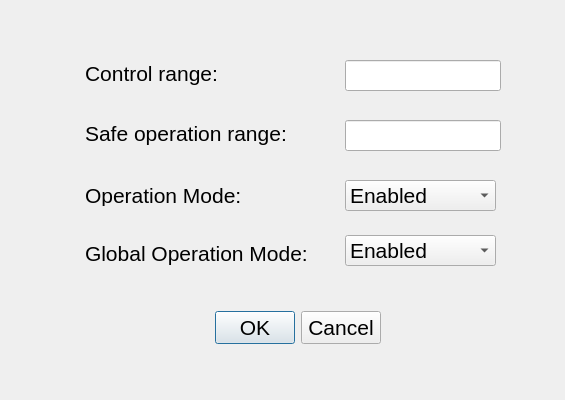
Before: the Qt Designer form m_monitron_0_0/edit_control_op.ui in StokeDude18/m_monitron, drawn with Qt 5.
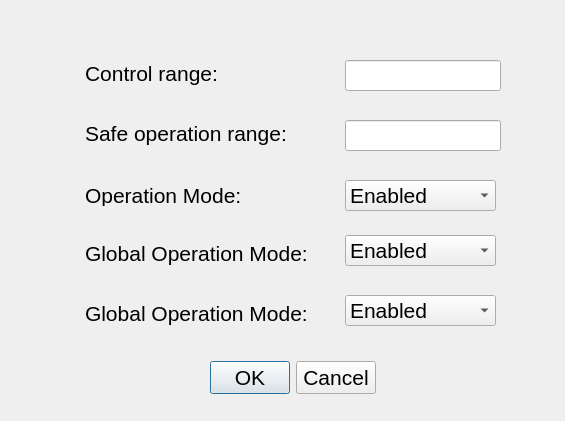
After: the same form once the commit is applied.

What changed in the file:
```diff
--- a/m_monitron_0_0/edit_control_op.ui
+++ b/m_monitron_0_0/edit_control_op.ui
@@ -7,7 +7,7 @@
     <x>0</x>
     <y>0</y>
     <width>565</width>
-    <height>400</height>
+    <height>421</height>
    </rect>
   </property>
   <property name="font">
@@ -21,8 +21,8 @@
   <widget class="QDialogButtonBox" name="buttonBox">
    <property name="geometry">
     <rect>
-     <x>200</x>
-     <y>305</y>
+     <x>195</x>
+     <y>355</y>
      <width>181</width>
      <height>46</height>
     </rect>
@@ -194,6 +194,49 @@
     </font>
    </property>
   </widget>
+  <widget class="QLabel" name="l_Alarm_Mode">
+   <property name="geometry">
+    <rect>
+     <x>85</x>
+     <y>300</y>
+     <width>261</width>
+     <height>26</height>
+    </rect>
+   </property>
+   <property name="font">
+    <font>
+     <pointsize>16</pointsize>
+    </font>
+   </property>
+   <property name="text">
+    <string>Global Operation Mode:</string>
+   </property>
+  </widget>
+  <widget class="QComboBox" name="cb_Alarm_Mode">
+   <property name="geometry">
+    <rect>
+     <x>345</x>
+     <y>295</y>
+     <width>151</width>
+     <height>31</height>
+    </rect>
+   </property>
+   <property name="font">
+    <font>
+     <pointsize>16</pointsize>
+    </font>
+   </property>
+   <item>
+    <property name="text">
+     <string>Enabled</string>
+    </property>
+   </item>
+   <item>
+    <property name="text">
+     <string>Disabled</string>
+    </property>
+   </item>
+  </widget>
  </widget>
  <resources/>
  <connections>
```
Left out of the diff: 2 changed lines with no effect on the pictures.
